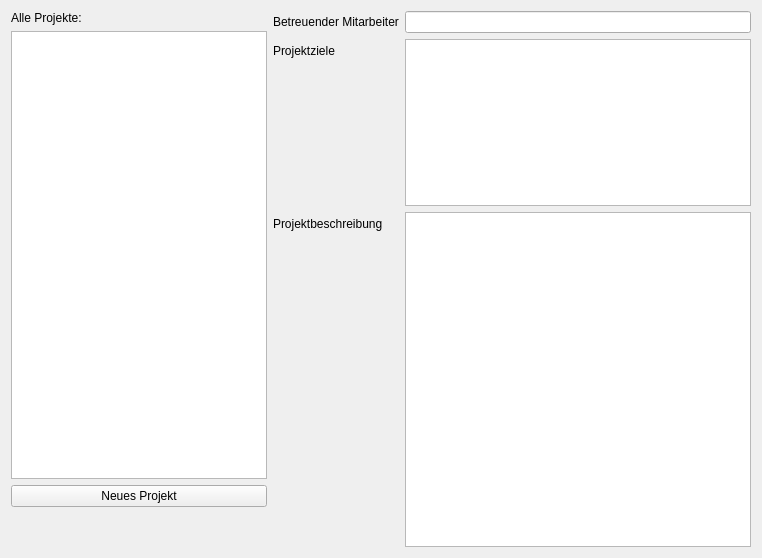
Old version of the form ebp_client/projekt.ui in the repository Robotregent/EBP.
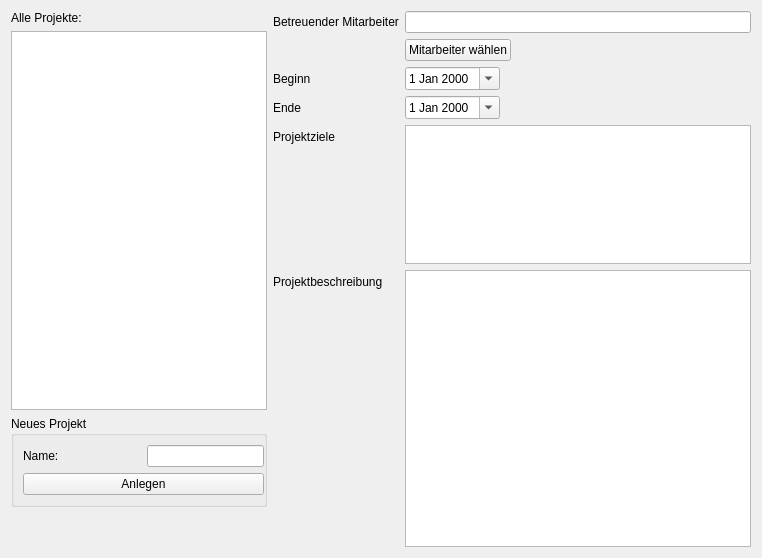
New version of the form. Icons and pictures are not drawn.

```diff
--- a/ebp_client/projekt.ui
+++ b/ebp_client/projekt.ui
@@ -13,7 +13,7 @@
   <property name="windowTitle">
    <string>Form</string>
   </property>
-  <layout class="QHBoxLayout" name="horizontalLayout" stretch="0,10">
+  <layout class="QHBoxLayout" name="horizontalLayout" stretch="0,0">
    <item>
     <layout class="QVBoxLayout" name="verticalLayout" stretch="0,2,0,0">
      <item>
@@ -24,17 +24,63 @@
       </widget>
      </item>
      <item>
-      <widget class="QListWidget" name="listWidget"/>
+      <widget class="QListWidget" name="listWidget">
+       <property name="sizePolicy">
+        <sizepolicy hsizetype="Minimum" vsizetype="Expanding">
+         <horstretch>0</horstretch>
+         <verstretch>0</verstretch>
+        </sizepolicy>
+       </property>
+      </widget>
      </item>
      <item>
-      <widget class="QPushButton" name="pushButton">
-       <property name="text">
+      <widget class="QGroupBox" name="groupBox">
+       <property name="sizePolicy">
+        <sizepolicy hsizetype="Minimum" vsizetype="Preferred">
+         <horstretch>0</horstretch>
+         <verstretch>0</verstretch>
+        </sizepolicy>
+       </property>
+       <property name="title">
         <string>Neues Projekt</string>
        </property>
-       <property name="icon">
-        <iconset resource="images.qrc">
-         <normaloff>:/actions/plus</normaloff>:/actions/plus</iconset>
-       </property>
+       <layout class="QVBoxLayout" name="verticalLayout_2">
+        <property name="rightMargin">
+         <number>0</number>
+        </property>
+        <item>
+         <layout class="QHBoxLayout" name="horizontalLayout_2">
+          <item>
+           <widget class="QLabel" name="label">
+            <property name="text">
+             <string>Name:</string>
+            </property>
+           </widget>
+          </item>
+          <item>
+           <widget class="QLineEdit" name="NewProjektLineEdit">
+            <property name="sizePolicy">
+             <sizepolicy hsizetype="Minimum" vsizetype="Fixed">
+              <horstretch>0</horstretch>
+              <verstretch>0</verstretch>
+             </sizepolicy>
+            </property>
+           </widget>
+          </item>
+         </layout>
+        </item>
+        <item>
+         <widget class="QPushButton" name="pushButton">
+          <property name="text">
+           <string>Anlegen</string>
+          </property>
+          <property name="icon">
+           <iconset resource="images.qrc">
+            <normaloff>:/actions/plus</normaloff>:/actions/plus</iconset>
+          </property>
+         </widget>
+        </item>
+       </layout>
       </widget>
      </item>
      <item>
@@ -77,14 +123,39 @@
        </property>
       </widget>
      </item>
-     <item row="1" column="0">
+     <item row="1" column="1">
+      <widget class="QPushButton" name="pushButton_2">
+       <property name="text">
+        <string>Mitarbeiter wählen</string>
+       </property>
+       <property name="icon">
+        <iconset resource="images.qrc">
+         <normaloff>:/group/lupe.png</normaloff>:/group/lupe.png</iconset>
+       </property>
+      </widget>
+     </item>
+     <item row="2" column="0">
+      <widget class="QLabel" name="beginnLabel">
+       <property name="text">
+        <string>Beginn</string>
+       </property>
+      </widget>
+     </item>
+     <item row="2" column="1">
+      <widget class="QDateEdit" name="beginnDateEdit">
+       <property name="calendarPopup">
+        <bool>true</bool>
+       </property>
+      </widget>
+     </item>
+     <item row="4" column="0">
       <widget class="QLabel" name="projektZileLabel">
        <property name="text">
         <string>Projektziele</string>
        </property>
       </widget>
      </item>
-     <item row="1" column="1">
+     <item row="4" column="1">
       <widget class="QTextEdit" name="zieleEdit">
        <property name="sizePolicy">
         <sizepolicy hsizetype="Expanding" vsizetype="Expanding">
@@ -97,15 +168,15 @@
        </property>
       </widget>
      </item>
-     <item row="2" column="0">
+     <item row="5" column="0">
       <widget class="QLabel" name="projektbeschreibungLabel">
        <property name="text">
         <string>Projektbeschreibung</string>
        </property>
       </widget>
      </item>
-     <item row="2" column="1">
-      <widget class="QTextEdit" name="textEdit">
+     <item row="5" column="1">
+      <widget class="QTextEdit" name="beschreibungEdit">
        <property name="sizePolicy">
         <sizepolicy hsizetype="Expanding" vsizetype="Expanding">
          <horstretch>0</horstretch>
@@ -117,6 +188,20 @@
        </property>
       </widget>
      </item>
+     <item row="3" column="0">
+      <widget class="QLabel" name="endeLabel">
+       <property name="text">
+        <string>Ende</string>
+       </property>
+      </widget>
+     </item>
+     <item row="3" column="1">
+      <widget class="QDateEdit" name="endeDateEdit">
+       <property name="calendarPopup">
+        <bool>true</bool>
+       </property>
+      </widget>
+     </item>
     </layout>
    </item>
   </layout>
```
Left out of the diff: 3 changed lines with no effect on the pictures.
